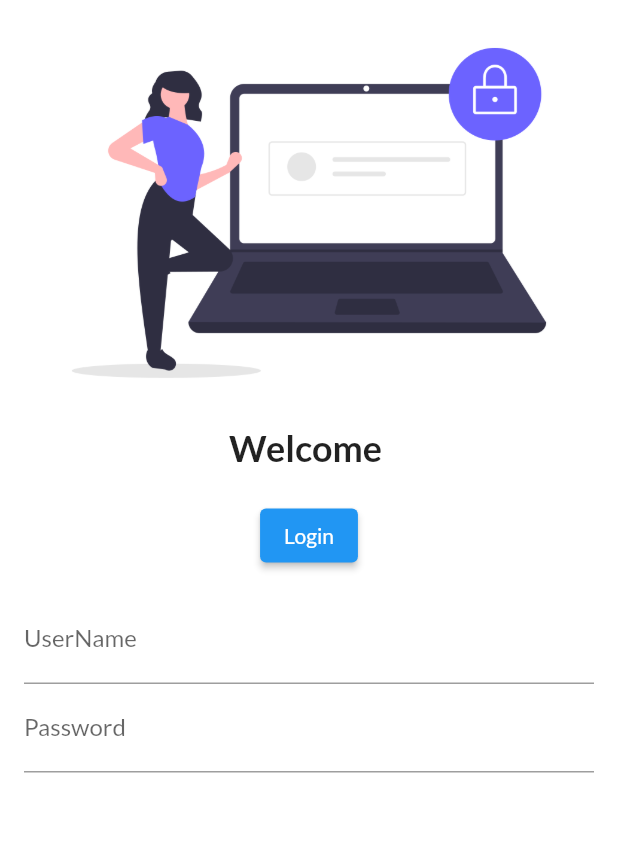
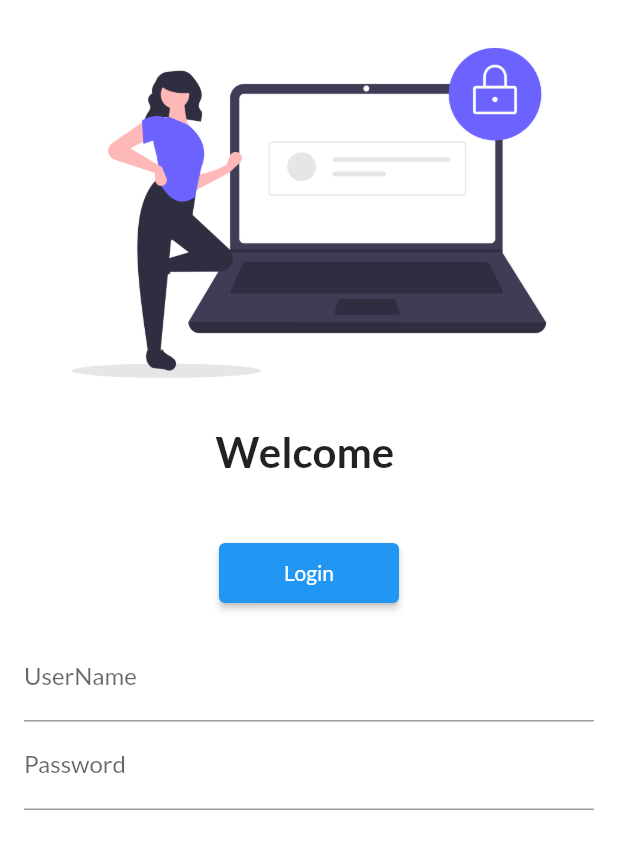
Before and after one commit to AmnaZafar21/MyflutterPractice, a Flutter app: the LoginPage screen opened by its route, on a phone screen of 412 x 824 dp. Shown: the top 849 px of the screen. Run offline on Flutter 3.47's test engine with Material 2 defaults, Android fonts, the light colour scheme and no system bars; our stand-ins replace google_fonts; missing offline and left inert: dart:ffi.

Commit message:
Day 5 completed

```diff
--- a/lib/main.dart
+++ b/lib/main.dart
@@ -1,8 +1,10 @@
 import 'package:flutter/material.dart';
 import 'package:google_fonts/google_fonts.dart';
+import 'package:new_projectcatelog/utilities/routes.dart';
 
 import 'pages/home_page.dart';
 import 'pages/login_page.dart';
+import 'utilities/routes.dart';
 
 void main() {
   runApp(MyApp());
@@ -30,8 +32,8 @@ class MyApp extends StatelessWidget {
       initialRoute: "/home",
       routes: {
         "/": (context) => LoginPage(),
-        "/home": (context) => HomePage(),
-        "/login": (context) => LoginPage()
+        MyRoutes.homeRoute: (context) => HomePage(),
+         MyRoutes.loginRoute: (context) => LoginPage()
       },
     );
   }
--- a/lib/pages/login_page.dart
+++ b/lib/pages/login_page.dart
@@ -1,37 +1,48 @@
 import 'package:flutter/material.dart';
+import 'package:new_projectcatelog/utilities/routes.dart';
 
 class LoginPage extends StatelessWidget {
   @override
   Widget build(BuildContext context) {
     return Material(
-      color:Colors.white,
+      color: Colors.white,
+      child: SingleChildScrollView(
         child: Column(
-        children: [Image.asset("assets/images/login_image.png",fit:BoxFit.cover,
+          //ctrl+shift+R
+          children: [
+            Image.asset(
+              "assets/images/login_image.png",
+              fit: BoxFit.cover,
             ),
-
-        Text("Welcome ",
-        style: TextStyle( fontSize:24,
-        fontWeight:FontWeight.bold),
+            Text(
+              "Welcome ",
+              style: TextStyle(fontSize: 28, fontWeight: FontWeight.bold),
             ),
             SizedBox(
-        height: 20.0,
+              height: 40.0,
             ),
             ElevatedButton(
               child: Text("Login"),
-      style: TextButton.styleFrom(),
-      onPressed:  () {},
+              style: TextButton.styleFrom(minimumSize: Size(120, 40)),
+              onPressed: () {
+                Navigator.pushNamed(context, MyRoutes.homeRoute);
+              },
             ),
-      Padding(padding: const EdgeInsets.all(16.0),
-    child: Column(children:
-     [ TextFormField(decoration:InputDecoration(
+            Padding(
+              padding: const EdgeInsets.all(16.0),
+              child: Column(
+                children: [
+                  TextFormField(
+                    decoration: InputDecoration(
                       hintText: "Enter USER Name",
                       labelText: "UserName",
                     ),
                   ),
-       TextFormField(decoration:InputDecoration(
+                  TextFormField(
+                    decoration: InputDecoration(
                       //obscureText:true,
                       hintText: "Enter Password",
-        labelText:"Password",
+                      labelText: "Password",
                     ),
                   ),
                 ],
@@ -39,9 +50,7 @@ class LoginPage extends StatelessWidget {
             ),
           ],
         ),
-
-
-
+      ),
     );
   }
 }
--- /dev/null
+++ b/lib/utilities/routes.dart
@@ -0,0 +1,4 @@
+class MyRoutes {
+  static String loginRoute = "/login";
+  static String homeRoute = "/home";
+}
```
Lines whose indentation alone changed are shown as unchanged.
